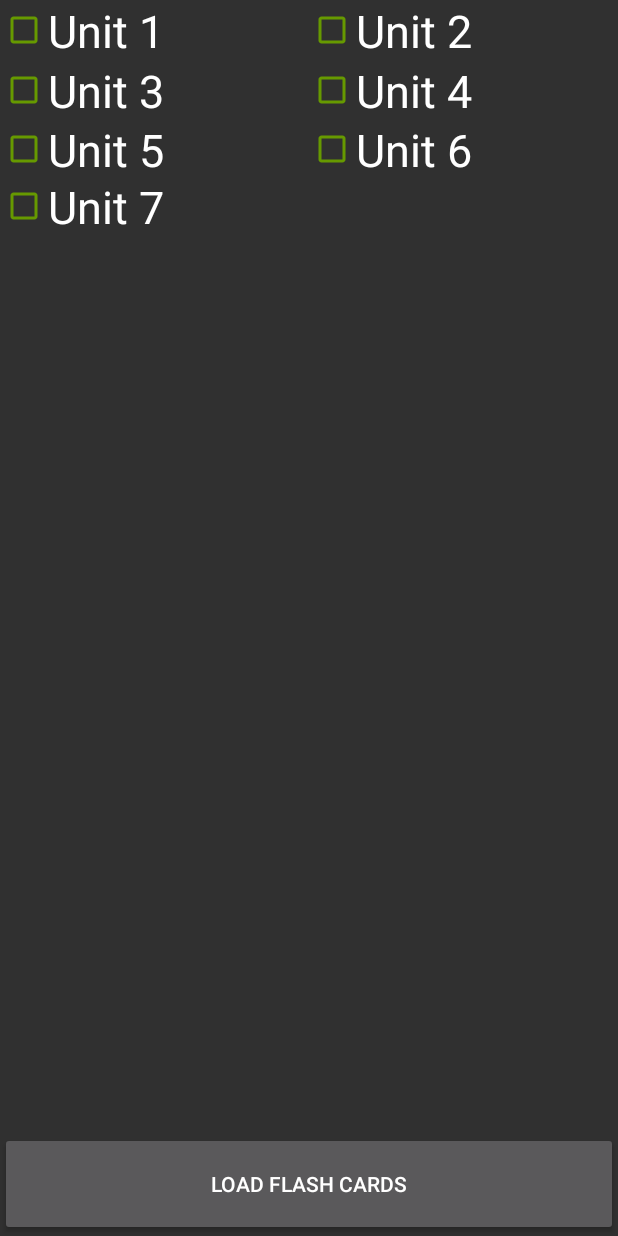
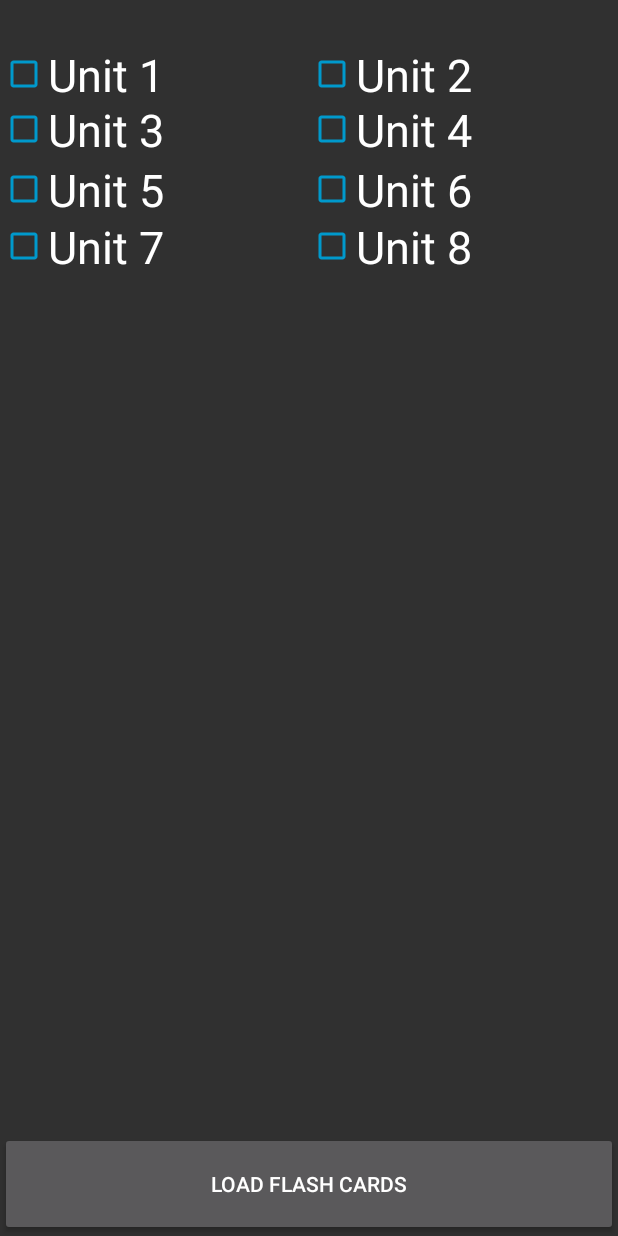
Before and after one commit to kklions1/asl_flash_cards, an Android app: the screen it shows after launch (MainActivity), on a phone screen of 412 x 824 dp. Run offline under Robolectric (Android 15) with nearby library versions, the phone set to English and light mode, and no system bars.

Commit message:
updated GUI

```diff
--- a/app/src/main/AndroidManifest.xml
+++ b/app/src/main/AndroidManifest.xml
@@ -8,7 +8,7 @@
         android:label="@string/app_name"
         android:roundIcon="@mipmap/ic_launcher_round"
         android:supportsRtl="true"
-        android:theme="@style/AppTheme">
+        android:theme="@style/MyDark">
         <activity android:name=".activity.MainActivity"
             android:theme="@style/MyDark">
             <intent-filter>
--- a/app/src/main/java/com/example/kevin/aslflashcards/activity/MainActivity.java
+++ b/app/src/main/java/com/example/kevin/aslflashcards/activity/MainActivity.java
@@ -41,6 +41,4 @@ public class MainActivity extends Activity implements DataManagerAccessor, Optio
         transaction.addToBackStack(null);
         transaction.commit();
     }
-
-
 }
--- a/app/src/main/java/com/example/kevin/aslflashcards/fragment/OptionsFragment.java
+++ b/app/src/main/java/com/example/kevin/aslflashcards/fragment/OptionsFragment.java
@@ -30,6 +30,7 @@ public class OptionsFragment extends Fragment {
     private CheckBox unitFiveCheckBox;
     private CheckBox unitSixCheckBox;
     private CheckBox unitSevenCheckBox;
+    private CheckBox unitEightCheckBox;
 
     public static OptionsFragment newInstance() {
         return new OptionsFragment();
@@ -50,6 +51,7 @@ public class OptionsFragment extends Fragment {
         unitFiveCheckBox = view.findViewById(R.id.unit_five_radio);
         unitSixCheckBox = view.findViewById(R.id.unit_six_radio);
         unitSevenCheckBox = view.findViewById(R.id.unit_seven_radio);
+        unitEightCheckBox = view.findViewById(R.id.unit_eight_radio);
         return view;
     }
 
@@ -100,6 +102,10 @@ public class OptionsFragment extends Fragment {
                 builder.unitSeven();
             }
 
+            if (unitEightCheckBox.isChecked()) {
+                builder.unitEight();
+            }
+
             dataManager.setConfiguration(builder.build());
             dataManager.fetchWordList();
 
--- a/app/src/main/java/com/example/kevin/aslflashcards/manager/FlashCardDataManager.java
+++ b/app/src/main/java/com/example/kevin/aslflashcards/manager/FlashCardDataManager.java
@@ -79,6 +79,10 @@ public class FlashCardDataManager {
             fetchedWords.add(jsonObject.getAsJsonArray("unit_7"));
         }
 
+        if (configuration.hasUnitEight()) {
+            fetchedWords.add(jsonObject.getAsJsonArray("unit_8"));
+        }
+
         // TODO possibly refactor, may not be the most optimal solution
         for (JsonArray array : fetchedWords) {
             for (int i = 0; i < array.size(); ++i) {
--- a/app/src/main/res/layout/options_layout.xml
+++ b/app/src/main/res/layout/options_layout.xml
@@ -9,7 +9,7 @@
         android:layout_alignParentStart="true"
         android:layout_alignParentTop="true"
         android:layout_marginStart="0dp"
-        android:layout_marginTop="117dp"
+        android:layout_marginTop="144dp"
         android:orientation="horizontal">
 
         <CheckBox
@@ -18,6 +18,15 @@
             android:layout_height="wrap_content"
             android:buttonTint="?android:attr/colorAccent"
             android:text="@string/unit_seven_text"
+            android:textSize="30sp" />
+
+        <CheckBox
+            android:id="@+id/unit_eight_radio"
+            android:layout_width="205dp"
+            android:layout_height="wrap_content"
+            android:buttonTint="?android:attr/colorAccent"
+            android:checked="false"
+            android:text="@string/unit_eight_text"
             android:textSize="30sp" />
 
 
@@ -29,7 +38,7 @@
         android:layout_alignParentStart="true"
         android:layout_alignParentTop="true"
         android:layout_marginStart="0dp"
-        android:layout_marginTop="79dp"
+        android:layout_marginTop="106dp"
         android:orientation="horizontal">
 
         <CheckBox
@@ -58,7 +67,7 @@
         android:layout_alignParentStart="true"
         android:layout_alignParentTop="true"
         android:layout_marginStart="0dp"
-        android:layout_marginTop="40dp"
+        android:layout_marginTop="66dp"
         android:orientation="horizontal">
 
         <CheckBox
@@ -86,6 +95,8 @@
         android:layout_height="40dp"
         android:layout_alignParentStart="true"
         android:layout_alignParentTop="true"
+        android:layout_marginStart="0dp"
+        android:layout_marginTop="29dp"
         android:orientation="horizontal">
 
         <CheckBox
@@ -119,4 +130,5 @@
         android:layout_marginBottom="0dp"
         android:gravity="center"
         android:text="@string/load_cards" />
+
 </RelativeLayout>
--- a/app/src/main/res/raw/word_list.json
+++ b/app/src/main/res/raw/word_list.json
@@ -1051,5 +1051,8 @@
     "Adorable/Cute (Expression Meaning 'How Cute'/'How Adorable')",
     "Win (To Achieve A Prize, Trophy, Or Victory/Or To Achieve The First Place In A Competition)",
     "PCL 'Family Members Sitting Together'"
+  ],
+  "unit_8": [
+    "Unit 8 Tester"
   ]
 }
--- a/app/src/main/res/values/strings.xml
+++ b/app/src/main/res/values/strings.xml
@@ -1,6 +1,8 @@
 <resources>
     <string name="app_name">Flash Cards</string>
     <string name="load_cards">Load Flash Cards</string>
+    <string name="load_settings">Settings</string>
+    <string name="theme_switch">Toggle Theme</string>
 
     <!-- Card Display Strings -->
     <string name="generate_cta">Generate</string>
@@ -12,5 +14,6 @@
     <string name="unit_five_text">Unit 5</string>
     <string name="unit_six_text">Unit 6</string>
     <string name="unit_seven_text">Unit 7</string>
+    <string name="unit_eight_text">Unit 8</string>
 
 </resources>
--- a/app/src/main/res/values/styles.xml
+++ b/app/src/main/res/values/styles.xml
@@ -6,11 +6,11 @@
     </style>
 
     <style name="MyDark" parent="android:Theme.Material.NoActionBar" >
-        <item name="android:colorAccent">@android:color/holo_green_dark</item>
+        <item name="android:colorAccent">@android:color/holo_blue_dark</item>
     </style>
 
     <style name="MyLight" parent="android:Theme.Material.Light.NoActionBar" >
-        <item name="android:colorAccent">@android:color/holo_red_light</item>
+        <item name="android:colorAccent">@android:color/holo_red_dark</item>
     </style>
 
 </resources>
```
Also changed, not shown: app/src/main/java/com/example/kevin/aslflashcards/configuration/UnitConfiguration.java (+10 -0 lines).
